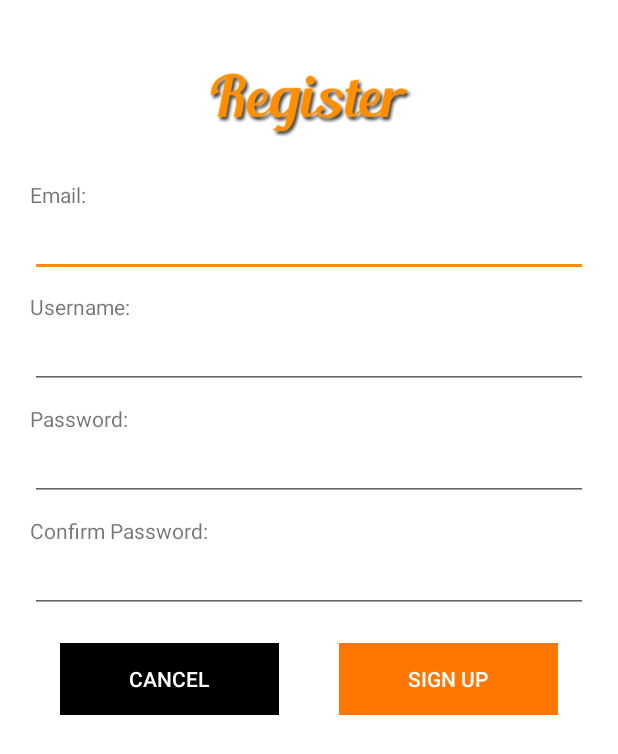
After one commit to OrionKaito/GigsHub, an Android app: the layout popup_register.xml on its own in the app's theme, with its tools: preview values and no code run, on a phone screen of 412 x 824 dp. The commit adds this screen. Shown: the top 754 px of the screen. Run offline under Robolectric (Android 15) with nearby library versions, the phone set to English and light mode, and no system bars.

Commit message:
Budget + Register Popup + Payment Method

```diff
--- a/Mobile/Gigshub1/app/src/main/AndroidManifest.xml
+++ b/Mobile/Gigshub1/app/src/main/AndroidManifest.xml
@@ -54,6 +54,12 @@
             android:theme="@style/MyActionBar.ActionBar">
 
         </activity>
+        <activity android:name=".BuyTicketActivity"
+            android:theme="@style/MyActionBar.ActionBar">
+        </activity>
+        <activity android:name=".ChooseMethodToAddBudget"
+            android:theme="@style/MyActionBar.ActionBar"/>
+
     </application>
 
 </manifest>
--- a/Mobile/Gigshub1/app/src/main/res/layout/activity_login.xml
+++ b/Mobile/Gigshub1/app/src/main/res/layout/activity_login.xml
@@ -36,6 +36,7 @@
             android:autofillHints="abc@gmail.com"
             android:drawablePadding="10dp"
             android:hint="Username"
+            android:fontFamily="@font/ropa_sans"
             android:inputType="text" />
 
         <EditText
@@ -46,6 +47,7 @@
             android:layout_weight="1"
             android:drawablePadding="10dp"
             android:hint="Password"
+            android:fontFamily="@font/ropa_sans"
             android:inputType="textPassword" />
 
         <Button
@@ -66,6 +68,7 @@
             android:layout_height="0dp"
             android:layout_weight="1"
             android:gravity="center"
-            android:text="Don't have account? Sign Up" />
+            android:text="Don't have account? Sign Up"
+            android:onClick="clickToRegister"/>
     </LinearLayout>
 </LinearLayout>
--- /dev/null
+++ b/Mobile/Gigshub1/app/src/main/res/layout/popup_register.xml
@@ -0,0 +1,81 @@
+<?xml version="1.0" encoding="utf-8"?>
+<LinearLayout xmlns:android="http://schemas.android.com/apk/res/android"
+    android:orientation="vertical"
+    android:layout_width="match_parent"
+    android:layout_height="match_parent"
+    android:padding="20dp"
+    android:paddingBottom="10dp"
+    android:paddingTop="10dp"
+    android:background="@color/white">
+    <ImageView
+        android:layout_width="match_parent"
+        android:layout_height="100dp"
+        android:src="@drawable/img_register"/>
+    <TextView
+        android:layout_width="match_parent"
+        android:layout_height="wrap_content"
+        android:text="Email: "
+        android:font="@font/ropa_sans"/>
+    <EditText
+        android:layout_width="match_parent"
+        android:layout_height="wrap_content"
+        android:id="@+id/edt_register_email"/>
+    <TextView
+        android:layout_marginTop="10dp"
+        android:layout_width="match_parent"
+        android:layout_height="wrap_content"
+        android:text="Username: "
+        android:font="@font/ropa_sans"/>
+    <EditText
+        android:layout_width="match_parent"
+        android:layout_height="wrap_content"
+        android:id="@+id/edt_register_username"/>
+    <TextView
+        android:layout_marginTop="10dp"
+        android:layout_width="match_parent"
+        android:layout_height="wrap_content"
+        android:text="Password: "
+        android:font="@font/ropa_sans"/>
+    <EditText
+        android:layout_width="match_parent"
+        android:layout_height="wrap_content"
+        android:id="@+id/edt_register_password"/>
+    <TextView
+        android:layout_marginTop="10dp"
+        android:layout_width="match_parent"
+        android:layout_height="wrap_content"
+        android:text="Confirm Password: "
+        android:font="@font/ropa_sans"/>
+    <EditText
+        android:layout_width="match_parent"
+        android:layout_height="wrap_content"
+        android:id="@+id/edt_register_confirm_password"/>
+    <LinearLayout
+        android:layout_marginTop="20dp"
+        android:layout_width="match_parent"
+        android:layout_height="wrap_content"
+        android:orientation="horizontal"
+        android:weightSum="2">
+        <Button
+            android:layout_marginLeft="20dp"
+            android:layout_marginRight="20dp"
+            android:layout_weight="1"
+            android:layout_width="0dp"
+            android:layout_height="wrap_content"
+            android:text="Cancel"
+            android:background="@color/black"
+            android:textColor="@color/white"
+            android:onClick="clickToCancelRegister"/>
+        <Button
+            android:layout_marginLeft="20dp"
+            android:layout_marginRight="20dp"
+            android:layout_weight="1"
+            android:layout_width="0dp"
+            android:layout_height="wrap_content"
+            android:text="Sign up"
+            android:background="@color/orange"
+            android:textColor="@color/white"
+            android:onClick="clickToSignUp"/>
+
+    </LinearLayout>
+</LinearLayout>
--- a/Mobile/Gigshub1/app/src/main/res/values/styles.xml
+++ b/Mobile/Gigshub1/app/src/main/res/values/styles.xml
@@ -31,4 +31,10 @@
     <style name="SplashscreenTheme" parent="Theme.AppCompat.Light.NoActionBar">
         <item name="android:windowBackground">@drawable/bg_splashscreen</item>
     </style>
+    <style name="popup_window_animation_phone">
+        <item name="android:windowEnterAnimation">@android:anim/slide_in_left</item>
+        <item name="android:windowExitAnimation">@android:anim/slide_out_right</item>
+
+    </style>
+
 </resources>
```
Also changed, not shown: Mobile/Gigshub1/app/src/main/java/com/example/myfuckingpc/gigshub1/LoginActivity.java (+29 -1 lines), Mobile/Gigshub1/app/src/main/res/animator/fade_in_animation.xml (added, +7 -0 lines), Mobile/Gigshub1/app/src/main/res/layout/list_gigs.xml (+23 -4 lines), Mobile/Gigshub1/app/src/main/res/drawable/img_register.png (added).
